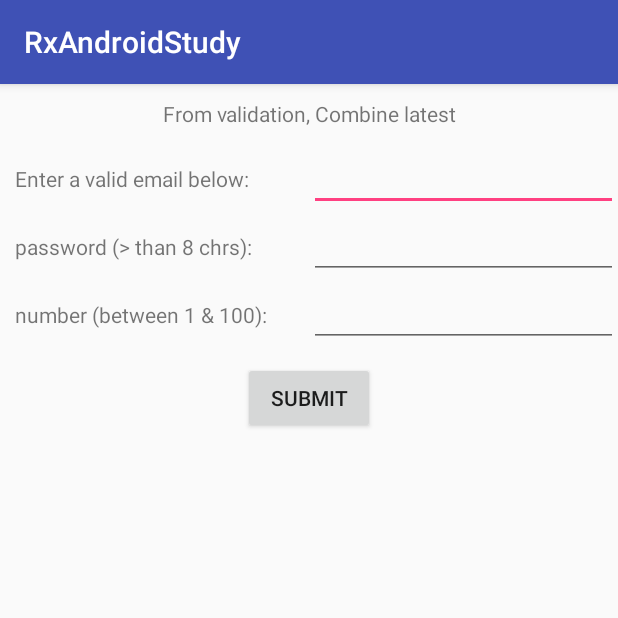
After one commit to gidools/RxAndroidStudy, an Android app: the fragment FormValidationFragment shown on its own in the app's theme, on a phone screen of 412 x 824 dp, the top half of it. The commit adds this screen. Run offline under Robolectric (Android 15) with nearby library versions, the phone set to English and light mode, and no system bars; our stand-ins replace ButterKnife; libraries missing offline, so code that uses them is left out: com.jakewharton.rxbinding; 4 statements that could not run were skipped.

Commit message:
Form validation and combine latest 추가

```diff
--- /dev/null
+++ b/app/src/main/java/maxst/com/rxandroidstudy/fragment/FormValidationFragment.java
@@ -0,0 +1,108 @@
+package maxst.com.rxandroidstudy.fragment;
+
+import android.os.Bundle;
+import android.support.annotation.Nullable;
+import android.support.v4.app.Fragment;
+import android.view.LayoutInflater;
+import android.view.View;
+import android.view.ViewGroup;
+import android.widget.Button;
+import android.widget.EditText;
+import android.widget.TextView;
+
+import com.jakewharton.rxbinding.widget.RxTextView;
+
+import butterknife.Bind;
+import butterknife.ButterKnife;
+import maxst.com.rxandroidstudy.R;
+import rx.Observable;
+import rx.Subscription;
+import static android.text.TextUtils.isEmpty;
+import static android.util.Patterns.EMAIL_ADDRESS;
+
+/**
+ * Created by Gidools on 2016-10-31.
+ */
+
+public class FormValidationFragment extends Fragment {
+
+	private static final String TAG = FormValidationFragment.class.getSimpleName();
+
+	@Bind(R.id.btn_demo_form_valid)
+	Button btnValidIndicator;
+
+	@Bind(R.id.demo_combl_email)
+	EditText email;
+
+	@Bind(R.id.demo_combl_password)
+	EditText password;
+
+	@Bind(R.id.demo_combl_num)
+	EditText number;
+
+	private Observable<CharSequence> emailChangeObservable;
+	private Observable<CharSequence> passwordChangeObservable;
+	private Observable<CharSequence> numberChangeObservable;
+
+	private Subscription subscription;
+
+	@Nullable
+	@Override
+	public View onCreateView(LayoutInflater inflater, @Nullable ViewGroup container, @Nullable Bundle savedInstanceState) {
+		View layout = inflater.inflate(R.layout.fragment_form_validation_comb_latest, container, false);
+		ButterKnife.bind(this, layout);
+
+		emailChangeObservable = RxTextView.textChanges(email).skip(1);
+		passwordChangeObservable = RxTextView.textChanges(password).skip(1);
+		numberChangeObservable = RxTextView.textChanges(number).skip(1);
+
+		combineLatestEvents();
+		return layout;
+	}
+
+	@Override
+	public void onResume() {
+		super.onResume();
+	}
+
+	@Override
+	public void onPause() {
+		super.onPause();
+	}
+
+	@Override
+	public void onDestroyView() {
+		super.onDestroyView();
+		ButterKnife.unbind(this);
+		subscription.unsubscribe();
+	}
+
+	private void combineLatestEvents() {
+		subscription = Observable.combineLatest(emailChangeObservable, passwordChangeObservable, numberChangeObservable,
+				(newEmail, newPwd, newNumber) -> {
+					boolean emailValid = !isEmpty(newEmail) && EMAIL_ADDRESS.matcher(newEmail).matches();
+					if (!emailValid) {
+						email.setError("Invalid email!");
+					}
+
+					boolean pwdValid = !isEmpty(newPwd) && newPwd.length() > 8;
+					if (!pwdValid) {
+						password.setError("Invalid pwd!");
+					}
+
+					boolean numberValid = !isEmpty(newNumber);
+					if (numberValid) {
+						int num = Integer.parseInt(newNumber.toString());
+						numberValid = num > 0 && num <= 100;
+					}
+
+					if (!numberValid) {
+						number.setError("Invalid number!");
+					}
+					return emailValid && pwdValid && numberValid;
+				})
+				.subscribe(formValid -> {
+					btnValidIndicator.setEnabled(formValid);
+				});
+	}
+}
--- a/app/src/main/java/maxst/com/rxandroidstudy/fragment/MainFragment.java
+++ b/app/src/main/java/maxst/com/rxandroidstudy/fragment/MainFragment.java
@@ -41,6 +41,7 @@ public class MainFragment extends Fragment {
 		layout.findViewById(R.id.debounce_emitter).setOnClickListener(onClickListener);
 		layout.findViewById(R.id.double_binding_text_view).setOnClickListener(onClickListener);
 		layout.findViewById(R.id.buffer_demo).setOnClickListener(onClickListener);
+		layout.findViewById(R.id.form_validation).setOnClickListener(onClickListener);
 		return layout;
 	}
 
@@ -100,6 +101,10 @@ public class MainFragment extends Fragment {
 				case R.id.buffer_demo:
 					clickedOn(new BufferDemoFragment());
 					break;
+
+				case R.id.form_validation:
+					clickedOn(new FormValidationFragment());
+					break;
 			}
 		}
 	};
--- /dev/null
+++ b/app/src/main/res/layout/fragment_form_validation_comb_latest.xml
@@ -0,0 +1,96 @@
+<LinearLayout
+	xmlns:android="http://schemas.android.com/apk/res/android"
+	android:layout_width="match_parent"
+	android:layout_height="match_parent"
+	android:orientation="vertical"
+	>
+
+	<TextView
+		android:layout_width="match_parent"
+		android:layout_height="wrap_content"
+		android:gravity="center"
+		android:padding="10dp"
+		android:text="From validation, Combine latest"
+		/>
+
+
+	<LinearLayout
+		android:layout_width="match_parent"
+		android:layout_height="wrap_content"
+		android:orientation="horizontal"
+		>
+
+		<TextView
+			android:layout_width="0dp"
+			android:layout_height="wrap_content"
+			android:layout_weight="1"
+			android:padding="10dp"
+			android:text="Enter a valid email below:"
+			/>
+
+		<EditText
+			android:id="@+id/demo_combl_email"
+			android:layout_width="0dp"
+			android:layout_height="wrap_content"
+			android:layout_weight="1"
+			android:inputType="textEmailAddress"
+			/>
+	</LinearLayout>
+
+	<LinearLayout
+		android:layout_width="match_parent"
+		android:layout_height="wrap_content"
+		android:orientation="horizontal"
+		>
+
+		<TextView
+			android:layout_width="0dp"
+			android:layout_height="wrap_content"
+			android:layout_weight="1"
+			android:padding="10dp"
+			android:text="password (> than 8 chrs):"
+			/>
+
+		<EditText
+			android:id="@+id/demo_combl_password"
+			android:layout_width="0dp"
+			android:layout_height="wrap_content"
+			android:layout_weight="1"
+			/>
+	</LinearLayout>
+
+
+	<LinearLayout
+		android:layout_width="match_parent"
+		android:layout_height="wrap_content"
+		android:orientation="horizontal"
+		>
+
+		<TextView
+			android:layout_width="0dp"
+			android:layout_height="wrap_content"
+			android:layout_weight="1"
+			android:padding="10dp"
+			android:text="number (between 1 &amp; 100):"
+			/>
+
+		<EditText
+			android:id="@+id/demo_combl_num"
+			android:layout_width="0dp"
+			android:layout_height="wrap_content"
+			android:layout_weight="1"
+			android:inputType="number"
+			/>
+	</LinearLayout>
+
+	<Button
+		android:id="@+id/btn_demo_form_valid"
+		android:layout_width="wrap_content"
+		android:layout_height="wrap_content"
+		android:layout_gravity="center"
+		android:layout_marginTop="10dp"
+		android:padding="10dp"
+		android:text="Submit"
+		/>
+
+</LinearLayout>
--- a/app/src/main/res/layout/fragment_main.xml
+++ b/app/src/main/res/layout/fragment_main.xml
@@ -102,5 +102,12 @@
 			android:layout_height="wrap_content"
 			android:text="Buffer demo"
 			android:textSize="15sp"/>
+
+		<Button
+			android:id="@+id/form_validation"
+			android:layout_width="250dp"
+			android:layout_height="wrap_content"
+			android:text="From validation"
+			android:textSize="15sp"/>
 	</LinearLayout>
 </ScrollView>
```
